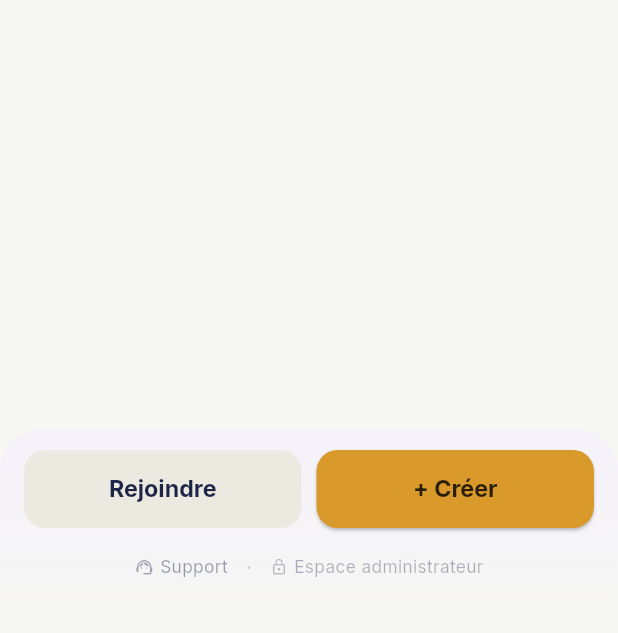
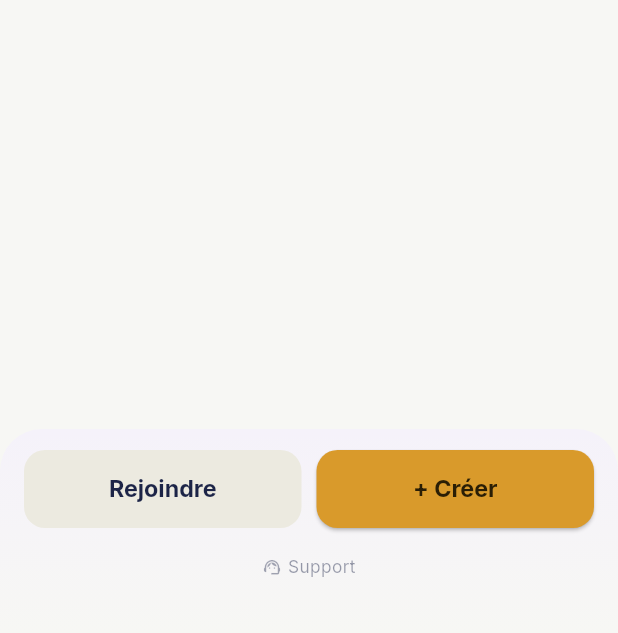
Before and after one commit to stevekissy/TontineClair, a Flutter app: the screen it shows after launch, on a phone screen of 412 x 824 dp, the part 603-1236 px from its top. Run offline on Flutter 3.47's test engine with Material 3 defaults, Android fonts, the phone set to English and light mode, and no system bars; our stand-ins replace firebase_core, firebase_messaging, flutter_local_notifications, google_fonts, pdf, printing and 1 more; missing offline and left inert: dart:html; accounts and stored records are empty.

Commit message:
feat(security): remove admin button from client UI — AdminGateScreen guard
- Remove 'Espace administrateur' button and import from accueil_screen.dart
- _BarreActions now has only onRejoindre, onCreer, onSupport (no onAdmin)
- Create admin_gate_screen.dart: secure guard with 'Accès non autorisé'
  + 3-second countdown redirect to AccueilScreen for unauthorized access
- Fix AppColors.kola → AppColors.or in AdminGateScreen countdown widget
- flutter analyze: 0 errors (pre-existing warnings unchanged)

Zero client-facing navigation paths to AdminScreen remain.

```diff
--- a/lib/screens/accueil_screen.dart
+++ b/lib/screens/accueil_screen.dart
@@ -12,7 +12,6 @@ import '../widgets/app_widgets.dart';
 import 'creation_screen.dart';
 import 'rejoindre_screen.dart';
 import 'detail_screen.dart';
-import 'admin_screen.dart';
 import 'support_screen.dart';
 import 'config_screen.dart';
 import 'langue_screen.dart';
@@ -91,7 +90,6 @@ class AccueilScreen extends StatelessWidget {
       bottomSheet: _BarreActions(
         onRejoindre: () => _aller(context, const RejoindreScreen()),
         onCreer:     () => _aller(context, const CreationScreen()),
-        onAdmin:     () => _aller(context, const AdminScreen()),
         onSupport:   () {
           final gestNom = context.read<TontineProvider>().gestActifNom ?? '';
           _aller(context, SupportScreen(gestionnaire: gestNom));
@@ -781,13 +779,11 @@ class _BoutonLangue extends StatelessWidget {
 class _BarreActions extends StatelessWidget {
   final VoidCallback onRejoindre;
   final VoidCallback onCreer;
-  final VoidCallback onAdmin;
   final VoidCallback onSupport;
 
   const _BarreActions({
     required this.onRejoindre,
     required this.onCreer,
-    required this.onAdmin,
     required this.onSupport,
   });
 
@@ -826,16 +822,15 @@ class _BarreActions extends StatelessWidget {
             ],
           ),
           const SizedBox(height: 10),
-          // Boutons discrets : Support | Admin
-          Row(
-            mainAxisAlignment: MainAxisAlignment.center,
-            children: [
+          // Bouton discret : Support
           GestureDetector(
             onTap: onSupport,
             behavior: HitTestBehavior.opaque,
             child: Padding(
               padding: const EdgeInsets.symmetric(vertical: 8, horizontal: 12),
               child: Row(
+                mainAxisAlignment: MainAxisAlignment.center,
+                mainAxisSize: MainAxisSize.min,
                 children: [
                   Icon(Icons.support_agent_outlined, size: 13,
                       color: AppColors.encre.withValues(alpha: 0.40)),
@@ -847,26 +842,6 @@ class _BarreActions extends StatelessWidget {
               ),
             ),
           ),
-              Text('·', style: TextStyle(color: AppColors.encre.withValues(alpha: 0.25))),
-              GestureDetector(
-                onTap: onAdmin,
-                behavior: HitTestBehavior.opaque,
-                child: Padding(
-                  padding: const EdgeInsets.symmetric(vertical: 8, horizontal: 12),
-                  child: Row(
-                    children: [
-                      Icon(Icons.lock_outline, size: 12,
-                          color: AppColors.encre.withValues(alpha: 0.30)),
-                      const SizedBox(width: 4),
-                      Text('Espace administrateur',
-                          style: TextStyle(fontSize: 11.5,
-                              color: AppColors.encre.withValues(alpha: 0.35))),
-                    ],
-                  ),
-                ),
-              ),
-            ],
-          ),
           const SizedBox(height: 4),
         ],
       ),
```
Also changed, not shown: lib/screens/admin_gate_screen.dart (added, +190 -0 lines). Lines whose indentation alone changed are shown as unchanged.
